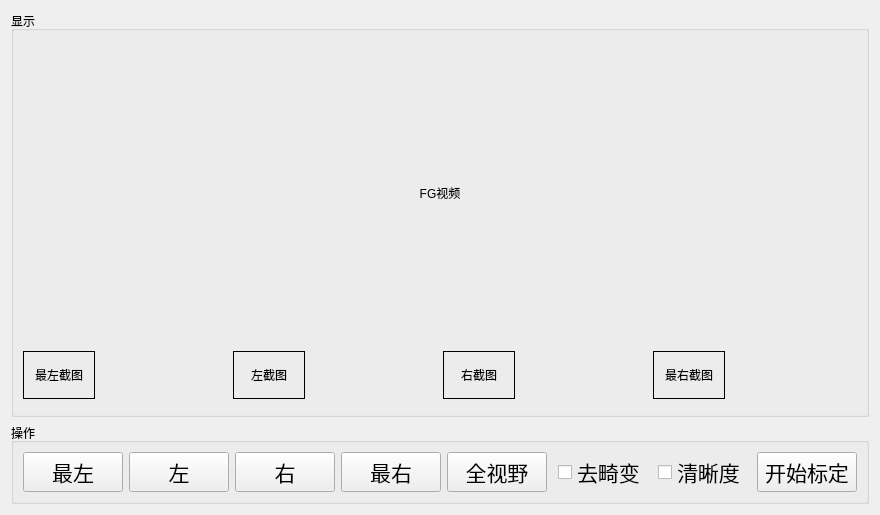
First picture: the form in ui/tab_internal_calibration.ui, repository huangqi2002/CameraCalibration, before the edit.
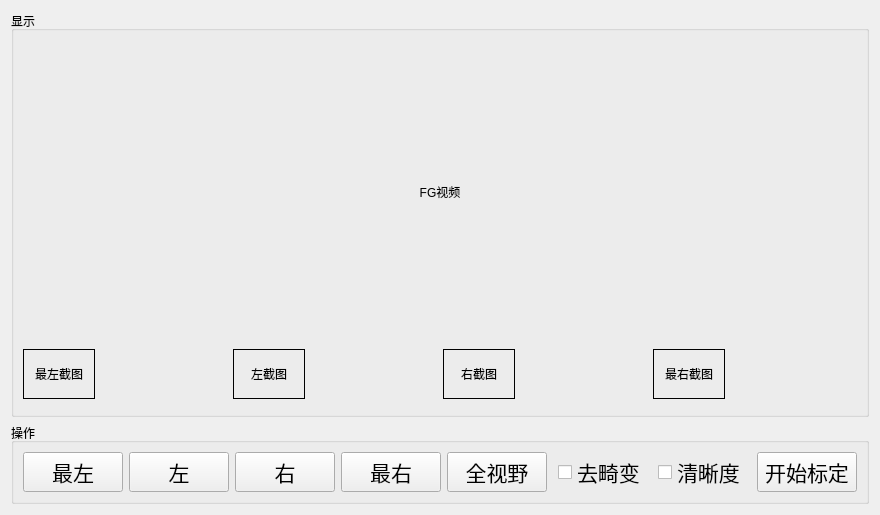
Second picture: the form after the edit.

Patch:
```diff
--- a/ui/tab_internal_calibration.ui
+++ b/ui/tab_internal_calibration.ui
@@ -29,7 +29,7 @@
       <item>
        <layout class="QHBoxLayout" name="horizontalLayout_fg">
         <item>
-         <layout class="QVBoxLayout" name="verticalLayout_1" stretch="1,0">
+         <layout class="QVBoxLayout" name="verticalLayout_1" stretch="6,1">
           <property name="bottomMargin">
            <number>0</number>
           </property>
```
